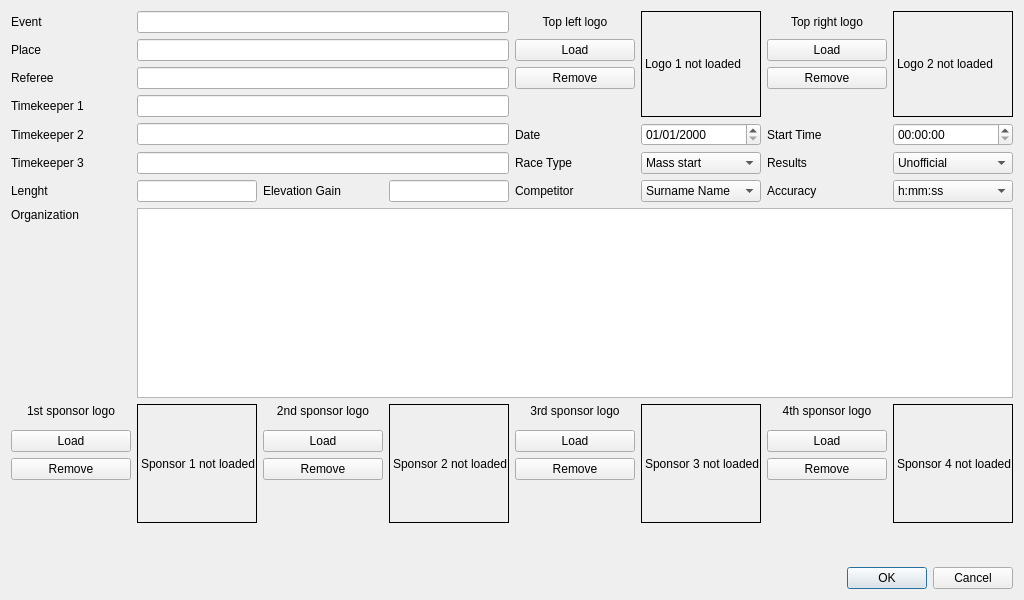
This is chronoracedata.ui in flinco/LBChronoRace as Qt 5 draws it before an edit. The edited form follows.
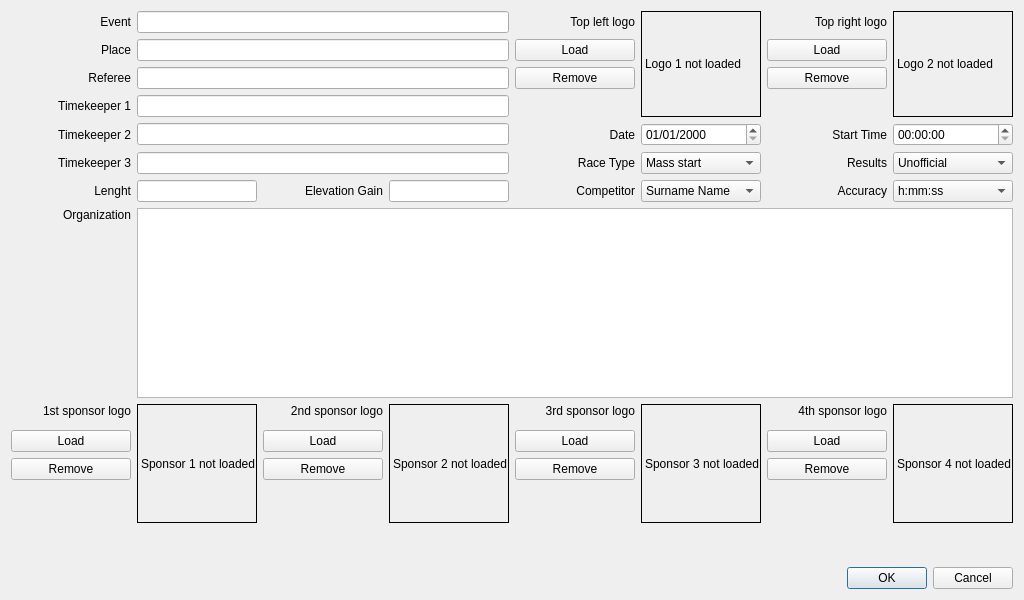
This is the edited form. Icons and pictures are not drawn.

```diff
--- a/chronoracedata.ui
+++ b/chronoracedata.ui
@@ -44,6 +44,9 @@
      <property name="text">
       <string>Date</string>
      </property>
+     <property name="alignment">
+      <set>Qt::AlignmentFlag::AlignRight|Qt::AlignmentFlag::AlignTrailing|Qt::AlignmentFlag::AlignVCenter</set>
+     </property>
     </widget>
    </item>
    <item row="8" column="1" rowspan="6">
@@ -86,6 +89,9 @@
      <property name="text">
       <string>Competitor</string>
      </property>
+     <property name="alignment">
+      <set>Qt::AlignmentFlag::AlignRight|Qt::AlignmentFlag::AlignTrailing|Qt::AlignmentFlag::AlignVCenter</set>
+     </property>
     </widget>
    </item>
    <item row="6" column="0">
@@ -93,6 +99,9 @@
      <property name="text">
       <string>Lenght</string>
      </property>
+     <property name="alignment">
+      <set>Qt::AlignmentFlag::AlignRight|Qt::AlignmentFlag::AlignTrailing|Qt::AlignmentFlag::AlignVCenter</set>
+     </property>
     </widget>
    </item>
    <item row="7" column="0">
@@ -101,7 +110,7 @@
       <string>Organization</string>
      </property>
      <property name="alignment">
-      <set>Qt::AlignmentFlag::AlignLeading|Qt::AlignmentFlag::AlignLeft|Qt::AlignmentFlag::AlignTop</set>
+      <set>Qt::AlignmentFlag::AlignRight|Qt::AlignmentFlag::AlignTop|Qt::AlignmentFlag::AlignTrailing</set>
      </property>
     </widget>
    </item>
@@ -132,6 +141,9 @@
      <property name="text">
       <string>Results</string>
      </property>
+     <property name="alignment">
+      <set>Qt::AlignmentFlag::AlignRight|Qt::AlignmentFlag::AlignTrailing|Qt::AlignmentFlag::AlignVCenter</set>
+     </property>
     </widget>
    </item>
    <item row="0" column="7" rowspan="4">
@@ -231,6 +243,9 @@
      <property name="text">
       <string>Start Time</string>
      </property>
+     <property name="alignment">
+      <set>Qt::AlignmentFlag::AlignRight|Qt::AlignmentFlag::AlignTrailing|Qt::AlignmentFlag::AlignVCenter</set>
+     </property>
     </widget>
    </item>
    <item row="1" column="0">
@@ -238,6 +253,9 @@
      <property name="text">
       <string>Place</string>
      </property>
+     <property name="alignment">
+      <set>Qt::AlignmentFlag::AlignRight|Qt::AlignmentFlag::AlignTrailing|Qt::AlignmentFlag::AlignVCenter</set>
+     </property>
     </widget>
    </item>
    <item row="0" column="0">
@@ -251,6 +269,9 @@
      <property name="text">
       <string>Event</string>
      </property>
+     <property name="alignment">
+      <set>Qt::AlignmentFlag::AlignRight|Qt::AlignmentFlag::AlignTrailing|Qt::AlignmentFlag::AlignVCenter</set>
+     </property>
     </widget>
    </item>
    <item row="5" column="4">
@@ -258,6 +279,9 @@
      <property name="text">
       <string>Race Type</string>
      </property>
+     <property name="alignment">
+      <set>Qt::AlignmentFlag::AlignRight|Qt::AlignmentFlag::AlignTrailing|Qt::AlignmentFlag::AlignVCenter</set>
+     </property>
     </widget>
    </item>
    <item row="3" column="0">
@@ -265,6 +289,9 @@
      <property name="text">
       <string>Timekeeper 1</string>
      </property>
+     <property name="alignment">
+      <set>Qt::AlignmentFlag::AlignRight|Qt::AlignmentFlag::AlignTrailing|Qt::AlignmentFlag::AlignVCenter</set>
+     </property>
     </widget>
    </item>
    <item row="2" column="0">
@@ -272,6 +299,9 @@
      <property name="text">
       <string>Referee</string>
      </property>
+     <property name="alignment">
+      <set>Qt::AlignmentFlag::AlignRight|Qt::AlignmentFlag::AlignTrailing|Qt::AlignmentFlag::AlignVCenter</set>
+     </property>
     </widget>
    </item>
    <item row="6" column="6">
@@ -279,6 +309,9 @@
      <property name="text">
       <string>Accuracy</string>
      </property>
+     <property name="alignment">
+      <set>Qt::AlignmentFlag::AlignRight|Qt::AlignmentFlag::AlignTrailing|Qt::AlignmentFlag::AlignVCenter</set>
+     </property>
     </widget>
    </item>
    <item row="11" column="6">
@@ -420,6 +453,9 @@
      <property name="text">
       <string>Timekeeper 2</string>
      </property>
+     <property name="alignment">
+      <set>Qt::AlignmentFlag::AlignRight|Qt::AlignmentFlag::AlignTrailing|Qt::AlignmentFlag::AlignVCenter</set>
+     </property>
     </widget>
    </item>
    <item row="11" column="2">
@@ -463,6 +499,9 @@
      <property name="text">
       <string>Elevation Gain</string>
      </property>
+     <property name="alignment">
+      <set>Qt::AlignmentFlag::AlignRight|Qt::AlignmentFlag::AlignTrailing|Qt::AlignmentFlag::AlignVCenter</set>
+     </property>
     </widget>
    </item>
    <item row="4" column="1" colspan="3">
@@ -527,6 +566,9 @@
      <property name="text">
       <string>Timekeeper 3</string>
      </property>
+     <property name="alignment">
+      <set>Qt::AlignmentFlag::AlignRight|Qt::AlignmentFlag::AlignTrailing|Qt::AlignmentFlag::AlignVCenter</set>
+     </property>
     </widget>
    </item>
    <item row="4" column="5">
@@ -601,7 +643,7 @@
       <string>1st sponsor logo</string>
      </property>
      <property name="alignment">
-      <set>Qt::AlignmentFlag::AlignCenter</set>
+      <set>Qt::AlignmentFlag::AlignRight|Qt::AlignmentFlag::AlignTrailing|Qt::AlignmentFlag::AlignVCenter</set>
      </property>
     </widget>
    </item>
@@ -611,7 +653,7 @@
       <string>2nd sponsor logo</string>
      </property>
      <property name="alignment">
-      <set>Qt::AlignmentFlag::AlignCenter</set>
+      <set>Qt::AlignmentFlag::AlignRight|Qt::AlignmentFlag::AlignTrailing|Qt::AlignmentFlag::AlignVCenter</set>
      </property>
     </widget>
    </item>
@@ -621,7 +663,7 @@
       <string>3rd sponsor logo</string>
      </property>
      <property name="alignment">
-      <set>Qt::AlignmentFlag::AlignCenter</set>
+      <set>Qt::AlignmentFlag::AlignRight|Qt::AlignmentFlag::AlignTrailing|Qt::AlignmentFlag::AlignVCenter</set>
      </property>
     </widget>
    </item>
@@ -631,7 +673,7 @@
       <string>4th sponsor logo</string>
      </property>
      <property name="alignment">
-      <set>Qt::AlignmentFlag::AlignCenter</set>
+      <set>Qt::AlignmentFlag::AlignRight|Qt::AlignmentFlag::AlignTrailing|Qt::AlignmentFlag::AlignVCenter</set>
      </property>
     </widget>
    </item>
@@ -697,7 +739,7 @@
       <string>Top left logo</string>
      </property>
      <property name="alignment">
-      <set>Qt::AlignmentFlag::AlignCenter</set>
+      <set>Qt::AlignmentFlag::AlignRight|Qt::AlignmentFlag::AlignTrailing|Qt::AlignmentFlag::AlignVCenter</set>
      </property>
     </widget>
    </item>
@@ -707,7 +749,7 @@
       <string>Top right logo</string>
      </property>
      <property name="alignment">
-      <set>Qt::AlignmentFlag::AlignCenter</set>
+      <set>Qt::AlignmentFlag::AlignRight|Qt::AlignmentFlag::AlignTrailing|Qt::AlignmentFlag::AlignVCenter</set>
      </property>
     </widget>
    </item>
```
